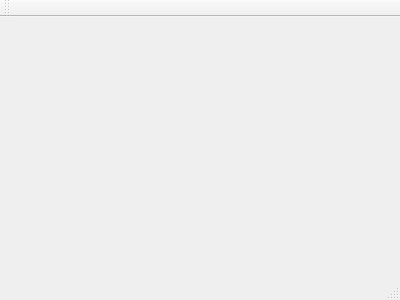
This is app/mainwindow.ui in jpleau/scaleschords as Qt 5 draws it before an edit. The edited form follows.
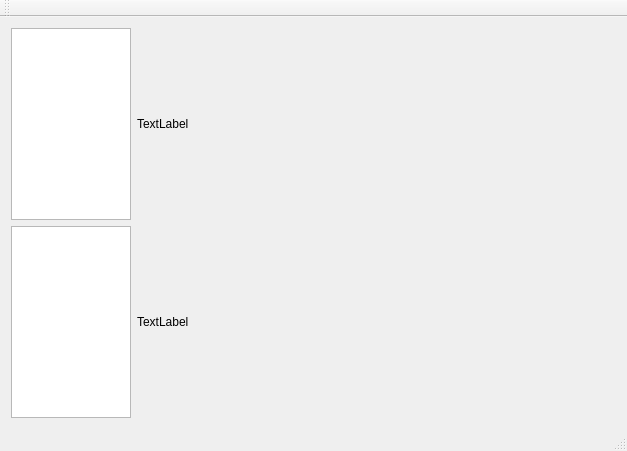
This is the edited form.

Diff of the .ui file:
```diff
--- a/app/mainwindow.ui
+++ b/app/mainwindow.ui
@@ -1,24 +1,78 @@
 <ui version="4.0">
  <class>MainWindow</class>
- <widget class="QMainWindow" name="MainWindow" >
-  <property name="geometry" >
+ <widget class="QMainWindow" name="MainWindow">
+  <property name="geometry">
    <rect>
     <x>0</x>
     <y>0</y>
-    <width>400</width>
-    <height>300</height>
+    <width>627</width>
+    <height>451</height>
    </rect>
   </property>
   <property name="windowTitle" >
    <string>MainWindow</string>
   </property>
-  <widget class="QMenuBar" name="menuBar" />
-  <widget class="QToolBar" name="mainToolBar" />
-  <widget class="QWidget" name="centralWidget" />
-  <widget class="QStatusBar" name="statusBar" />
+  <widget class="QWidget" name="centralWidget">
+   <layout class="QHBoxLayout" name="horizontalLayout_2">
+    <item>
+     <layout class="QVBoxLayout" name="verticalLayout">
+      <item>
+       <layout class="QHBoxLayout" name="horizontalLayout" stretch="1,4">
+        <item>
+         <widget class="QListWidget" name="list"/>
+        </item>
+        <item>
+         <layout class="QVBoxLayout" name="verticalLayout_2">
+          <item>
+           <widget class="QLabel" name="label">
+            <property name="text">
+             <string>TextLabel</string>
+            </property>
+           </widget>
+          </item>
+         </layout>
+        </item>
+       </layout>
+      </item>
+      <item>
+       <layout class="QHBoxLayout" name="horizontalLayout_3" stretch="1,4">
+        <item>
+         <widget class="QListWidget" name="list2"/>
+        </item>
+        <item>
+         <widget class="QLabel" name="label2">
+          <property name="text">
+           <string>TextLabel</string>
+          </property>
+         </widget>
+        </item>
+       </layout>
+      </item>
+     </layout>
+    </item>
+   </layout>
+  </widget>
+  <widget class="QMenuBar" name="menuBar">
+   <property name="geometry">
+    <rect>
+     <x>0</x>
+     <y>0</y>
+     <width>627</width>
+     <height>20</height>
+    </rect>
+   </property>
+  </widget>
+  <widget class="QToolBar" name="mainToolBar">
+   <attribute name="toolBarArea">
+    <enum>TopToolBarArea</enum>
+   </attribute>
+   <attribute name="toolBarBreak">
+    <bool>false</bool>
+   </attribute>
+  </widget>
+  <widget class="QStatusBar" name="statusBar"/>
  </widget>
- <layoutDefault spacing="6" margin="11" />
- <pixmapfunction></pixmapfunction>
+ <layoutdefault spacing="6" margin="11"/>
  <resources/>
  <connections/>
 </ui>
```
Left out of the diff: 3 changed lines with no effect on the pictures.
